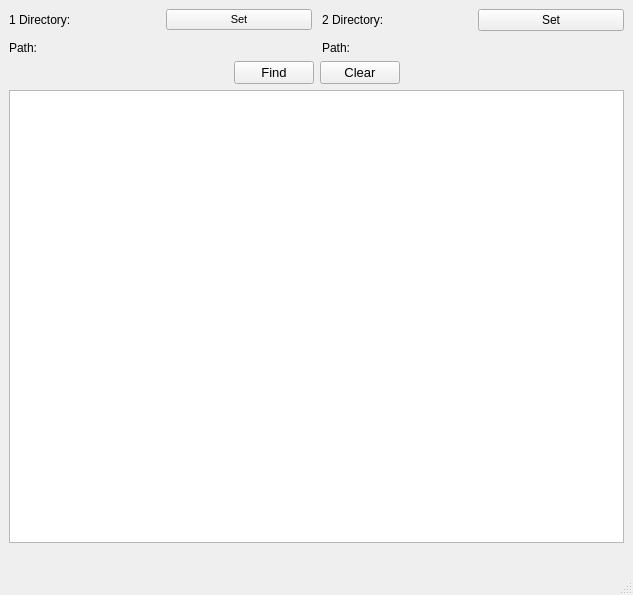
AkarTV/duplicate-finder, file mainwindow.ui: the form before one commit.
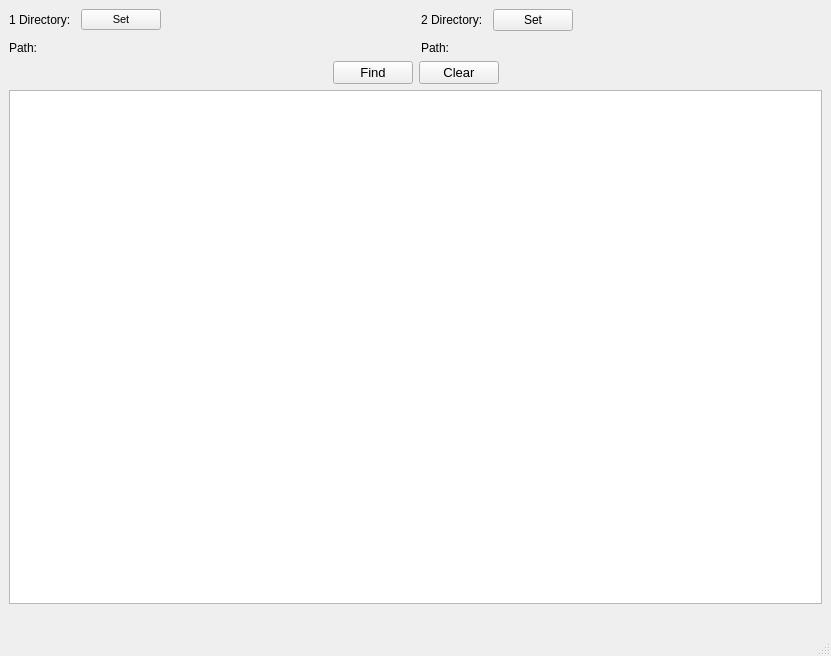
The form after the commit.

The edit to the form file:
```diff
--- a/mainwindow.ui
+++ b/mainwindow.ui
@@ -6,8 +6,8 @@
    <rect>
     <x>0</x>
     <y>0</y>
-    <width>633</width>
-    <height>595</height>
+    <width>831</width>
+    <height>656</height>
    </rect>
   </property>
   <property name="windowTitle">
@@ -45,6 +45,19 @@
               </property>
              </widget>
             </item>
+            <item>
+             <spacer name="horizontalSpacer_3">
+              <property name="orientation">
+               <enum>Qt::Horizontal</enum>
+              </property>
+              <property name="sizeHint" stdset="0">
+               <size>
+                <width>40</width>
+                <height>20</height>
+               </size>
+              </property>
+             </spacer>
+            </item>
            </layout>
           </item>
           <item>
@@ -91,6 +104,19 @@
               </property>
              </widget>
             </item>
+            <item>
+             <spacer name="horizontalSpacer_4">
+              <property name="orientation">
+               <enum>Qt::Horizontal</enum>
+              </property>
+              <property name="sizeHint" stdset="0">
+               <size>
+                <width>40</width>
+                <height>20</height>
+               </size>
+              </property>
+             </spacer>
+            </item>
            </layout>
           </item>
           <item>
```
Left out of the diff: 2 changed lines with no effect on the pictures.
